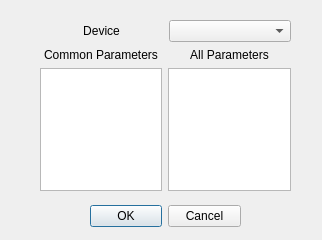
The window that GUI/edit_parameter.ui (nanophys/MeasureIt) describes before a commit, drawn with Qt 5.
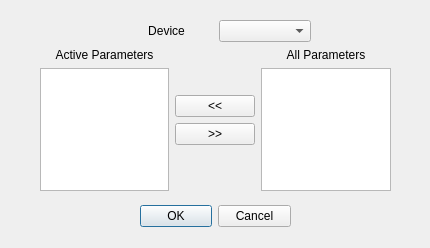
The same window after the commit.

Commit message: Changed parameter window to one window for adding and removing parameters

The edit to the form file:
```diff
--- a/GUI/edit_parameter.ui
+++ b/GUI/edit_parameter.ui
@@ -6,8 +6,8 @@
    <rect>
     <x>0</x>
     <y>0</y>
-    <width>322</width>
-    <height>240</height>
+    <width>430</width>
+    <height>248</height>
    </rect>
   </property>
   <property name="windowTitle">
@@ -16,7 +16,7 @@
   <widget class="QDialogButtonBox" name="buttonBox">
    <property name="geometry">
     <rect>
-     <x>90</x>
+     <x>140</x>
      <y>200</y>
      <width>151</width>
      <height>32</height>
@@ -34,13 +34,29 @@
     <rect>
      <x>40</x>
      <y>20</y>
-     <width>251</width>
+     <width>351</width>
      <height>171</height>
     </rect>
    </property>
    <layout class="QVBoxLayout" name="verticalLayout">
     <item>
-     <layout class="QHBoxLayout" name="horizontalLayout_3">
+     <layout class="QHBoxLayout" name="deviceLayout">
+      <item>
+       <spacer name="horizontalSpacer">
+        <property name="orientation">
+         <enum>Qt::Horizontal</enum>
+        </property>
+        <property name="sizeType">
+         <enum>QSizePolicy::Fixed</enum>
+        </property>
+        <property name="sizeHint" stdset="0">
+         <size>
+          <width>80</width>
+          <height>20</height>
+         </size>
+        </property>
+       </spacer>
+      </item>
       <item>
        <widget class="QLabel" name="deviceLabel">
         <property name="text">
@@ -54,6 +70,22 @@
       <item>
        <widget class="QComboBox" name="deviceBox"/>
       </item>
+      <item>
+       <spacer name="horizontalSpacer_2">
+        <property name="orientation">
+         <enum>Qt::Horizontal</enum>
+        </property>
+        <property name="sizeType">
+         <enum>QSizePolicy::Fixed</enum>
+        </property>
+        <property name="sizeHint" stdset="0">
+         <size>
+          <width>80</width>
+          <height>20</height>
+         </size>
+        </property>
+       </spacer>
+      </item>
      </layout>
     </item>
     <item>
@@ -63,7 +95,7 @@
         <item>
          <widget class="QLabel" name="label_2">
           <property name="text">
-           <string>Common Parameters</string>
+           <string>Active Parameters</string>
           </property>
           <property name="alignment">
            <set>Qt::AlignCenter</set>
@@ -78,7 +110,57 @@
       <item>
        <layout class="QVBoxLayout" name="verticalLayout_3">
         <item>
-         <widget class="QLabel" name="label_3">
+         <spacer name="topVerticalSpacer">
+          <property name="orientation">
+           <enum>Qt::Vertical</enum>
+          </property>
+          <property name="sizeHint" stdset="0">
+           <size>
+            <width>20</width>
+            <height>40</height>
+           </size>
+          </property>
+         </spacer>
+        </item>
+        <item>
+         <widget class="QPushButton" name="addParamButton">
+          <property name="sizePolicy">
+           <sizepolicy hsizetype="Fixed" vsizetype="Fixed">
+            <horstretch>0</horstretch>
+            <verstretch>0</verstretch>
+           </sizepolicy>
+          </property>
+          <property name="text">
+           <string>&lt;&lt;</string>
+          </property>
+         </widget>
+        </item>
+        <item>
+         <widget class="QPushButton" name="delParamButton">
+          <property name="text">
+           <string>&gt;&gt;</string>
+          </property>
+         </widget>
+        </item>
+        <item>
+         <spacer name="verticalSpacer_2">
+          <property name="orientation">
+           <enum>Qt::Vertical</enum>
+          </property>
+          <property name="sizeHint" stdset="0">
+           <size>
+            <width>20</width>
+            <height>40</height>
+           </size>
+          </property>
+         </spacer>
+        </item>
+       </layout>
+      </item>
+      <item>
+       <layout class="QVBoxLayout" name="allParamsLayout">
+        <item>
+         <widget class="QLabel" name="allParamsLabel">
           <property name="text">
            <string>All Parameters</string>
           </property>
```
Left out of the diff: 18 changed lines with no effect on the pictures.
